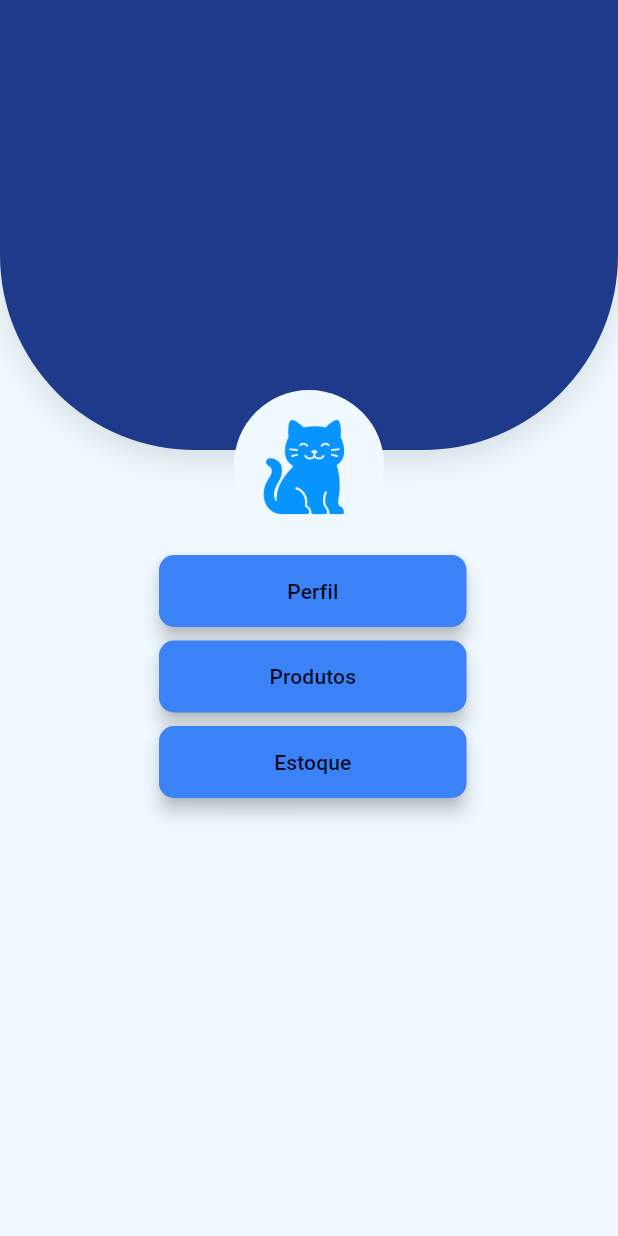
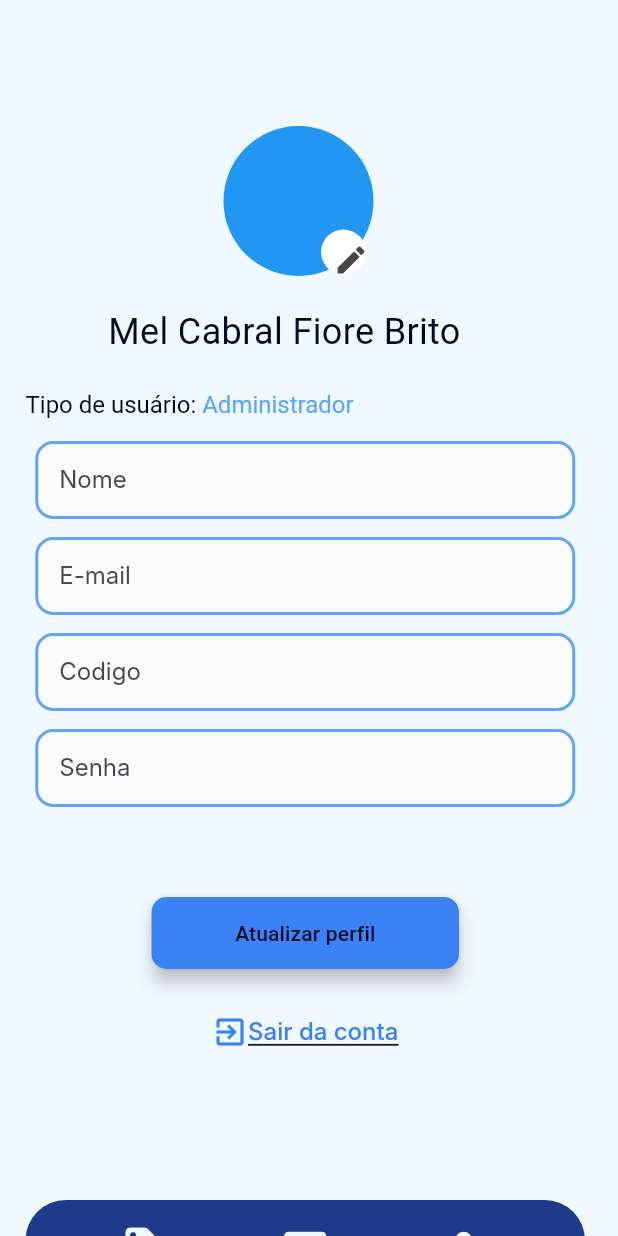
Before and after one commit to CaioLCM/petshop-mobile, a Flutter app: the HomePage screen opened directly, after a tap on "Perfil", on a phone screen of 412 x 824 dp. Run offline on Flutter 3.47's test engine with Material 3 defaults, Android fonts, the phone set to English and light mode, and no system bars; Roboto replaces fonts that are missing (Inter).

Commit message:
Criei a página de perfil e a seção de navegação

```diff
--- /dev/null
+++ b/lib/core/widgets/navigator_menu.dart
@@ -0,0 +1,28 @@
+import 'package:flutter/material.dart';
+
+class NavigatorMenu extends StatelessWidget {
+  const NavigatorMenu({super.key});
+
+  @override
+  Widget build(BuildContext context) {
+    return Container(
+      margin: EdgeInsets.only(top: 100),
+      decoration: BoxDecoration(
+        borderRadius: BorderRadius.circular(27),
+        color: Color(0xFF1E3A8A),
+      ),
+      width: 373,
+      height: 64,
+      child: Row(
+        mainAxisAlignment: MainAxisAlignment.spaceEvenly,
+        children: [
+          IconButton(onPressed: (){
+            //Navigator.of(context).pushReplacement(MaterialPageRoute(builder: (_) => ))
+          }, icon: Icon(Icons.local_offer, color: Color(0xFFF0F9FF), size: 33.62)),
+          IconButton(onPressed: (){}, icon: Icon(Icons.credit_card, color: Color(0xFFF0F9FF), size: 33.62)),
+          IconButton(onPressed: (){}, icon: Icon(Icons.person, color: Color(0xFFF0F9FF), size: 33.62))
+        ],
+      ),
+    );
+  }
+}
--- a/lib/features/home/presentation/pages/home_page.dart
+++ b/lib/features/home/presentation/pages/home_page.dart
@@ -1,13 +1,9 @@
 import 'package:flutter/material.dart';
+import 'package:petshop_mobile/features/perfil/presentation/pages/perfil_page.dart';
 
-class HomePage extends StatefulWidget {
+class HomePage extends StatelessWidget {
   const HomePage({super.key});
 
-  @override
-  State<HomePage> createState() => _HomePageState();
-}
-
-class _HomePageState extends State<HomePage> {
   @override
   Widget build(BuildContext context) {
     return Scaffold(
@@ -59,7 +55,7 @@ class _HomePageState extends State<HomePage> {
             child: ElevatedButton(
               onPressed: () {
                 Navigator.of(context).pushReplacement(
-                  MaterialPageRoute(builder: (_) => HomePage()),
+                  MaterialPageRoute(builder: (_) => PerfilPage()),
                 );
               },
               style: ElevatedButton.styleFrom(
--- /dev/null
+++ b/lib/features/perfil/presentation/pages/perfil_page.dart
@@ -0,0 +1,272 @@
+import 'package:flutter/material.dart';
+import 'package:petshop_mobile/core/widgets/navigator_menu.dart';
+
+class PerfilPage extends StatefulWidget {
+  const PerfilPage({super.key});
+
+  @override
+  State<PerfilPage> createState() => _PerfilPageState();
+}
+
+class _PerfilPageState extends State<PerfilPage> {
+  @override
+  Widget build(BuildContext context) {
+    return Scaffold(
+      backgroundColor: Color(0xFFF0F9FF),
+      body: Stack(
+        children: [
+          Positioned(
+            top: 84,
+            left: 149,
+            child: Container(
+              width: 100,
+              height: 100,
+              decoration: BoxDecoration(
+                color: Colors.blue,
+                shape: BoxShape.circle,
+              ),
+            ),
+          ),
+          Positioned(
+            top: 153,
+            left: 214,
+            child: Container(
+              width: 30,
+              height: 30,
+              decoration: BoxDecoration(
+                color: Colors.white,
+                shape: BoxShape.circle,
+              ),
+              child: IconButton(
+                onPressed: () {},
+                icon: Icon(Icons.edit),
+                alignment: Alignment.center,
+              ),
+            ),
+          ),
+          Positioned(
+            top: 204,
+            left: 72,
+            child: Text(
+              "Mel Cabral Fiore Brito",
+              style: TextStyle(color: Color(0xFF020A22), fontSize: 24),
+            ),
+          ),
+          Positioned(
+            top: 260,
+            left: 17,
+            child: RichText(
+              text: TextSpan(
+                children: [
+                  TextSpan(
+                    text: "Tipo de usuário: ",
+                    style: TextStyle(color: Color(0xFF020A22), fontSize: 16),
+                  ),
+                  TextSpan(
+                    text: "Administrador",
+                    style: TextStyle(color: Color(0xFF60A5FA), fontSize: 16),
+                  ),
+                ],
+              ),
+            ),
+          ),
+          Positioned(
+            top: 294,
+            left: 17,
+            child: Column(
+              children: [
+                SizedBox(
+                  height: 52,
+                  width: 360,
+                  child: TextField(
+                    decoration: InputDecoration(
+                      filled: true,
+                      fillColor: Color(0xFFFCFCFC),
+                      hintText: "Nome",
+                      enabledBorder: OutlineInputBorder(
+                        borderSide: BorderSide(
+                          width: 2,
+                          color: Color(0xFF60A5FA),
+                        ), // borda azul quando não focado
+                        borderRadius: BorderRadius.circular(12),
+                      ),
+                      border: OutlineInputBorder(
+                        borderSide: BorderSide(width: 2),
+                        borderRadius: BorderRadius.circular(12),
+                      ),
+
+                      focusedBorder: OutlineInputBorder(
+                        borderSide: BorderSide(
+                          width: 2,
+                          color: Color(0xFF3B82F6),
+                        ), // borda azul escuro quando focado
+                        borderRadius: BorderRadius.circular(12),
+                      ),
+                    ),
+                    style: TextStyle(
+                      fontFamily: "Inter",
+                      fontWeight: FontWeight.w400,
+                      fontSize: 16,
+                      letterSpacing: 0,
+                    ),
+                  ),
+                ),
+                Container(
+                  margin: EdgeInsets.fromLTRB(0, 12, 0, 0),
+                  height: 52,
+                  width: 360,
+                  child: TextField(
+                    decoration: InputDecoration(
+                      filled: true,
+                      fillColor: Color(0xFFFCFCFC),
+                      hintText: "E-mail",
+                      enabledBorder: OutlineInputBorder(
+                        borderSide: BorderSide(
+                          width: 2,
+                          color: Color(0xFF60A5FA),
+                        ), // borda azul quando não focado
+                        borderRadius: BorderRadius.circular(12),
+                      ),
+                      border: OutlineInputBorder(
+                        borderSide: BorderSide(width: 2),
+                        borderRadius: BorderRadius.circular(12),
+                      ),
+
+                      focusedBorder: OutlineInputBorder(
+                        borderSide: BorderSide(
+                          width: 2,
+                          color: Color(0xFF3B82F6),
+                        ), // borda azul escuro quando focado
+                        borderRadius: BorderRadius.circular(12),
+                      ),
+                    ),
+                    style: TextStyle(
+                      fontFamily: "Inter",
+                      fontWeight: FontWeight.w400,
+                      fontSize: 16,
+                      letterSpacing: 0,
+                    ),
+                  ),
+                ),
+                Container(
+                  margin: EdgeInsets.fromLTRB(0, 12, 0, 0),
+                  height: 52,
+                  width: 360,
+                  child: TextField(
+                    decoration: InputDecoration(
+                      filled: true,
+                      fillColor: Color(0xFFFCFCFC),
+                      hintText: "Codigo",
+                      enabledBorder: OutlineInputBorder(
+                        borderSide: BorderSide(
+                          width: 2,
+                          color: Color(0xFF60A5FA),
+                        ), // borda azul quando não focado
+                        borderRadius: BorderRadius.circular(12),
+                      ),
+                      border: OutlineInputBorder(
+                        borderSide: BorderSide(width: 2),
+                        borderRadius: BorderRadius.circular(12),
+                      ),
+
+                      focusedBorder: OutlineInputBorder(
+                        borderSide: BorderSide(
+                          width: 2,
+                          color: Color(0xFF3B82F6),
+                        ), // borda azul escuro quando focado
+                        borderRadius: BorderRadius.circular(12),
+                      ),
+                    ),
+                    style: TextStyle(
+                      fontFamily: "Inter",
+                      fontWeight: FontWeight.w400,
+                      fontSize: 16,
+                      letterSpacing: 0,
+                    ),
+                  ),
+                ),
+                Container(
+                  margin: EdgeInsets.fromLTRB(0, 12, 0, 0),
+                  height: 52,
+                  width: 360,
+                  child: TextField(
+                    decoration: InputDecoration(
+                      filled: true,
+                      fillColor: Color(0xFFFCFCFC),
+                      hintText: "Senha",
+                      enabledBorder: OutlineInputBorder(
+                        borderSide: BorderSide(
+                          width: 2,
+                          color: Color(0xFF60A5FA),
+                        ), // borda azul quando não focado
+                        borderRadius: BorderRadius.circular(12),
+                      ),
+                      border: OutlineInputBorder(
+                        borderSide: BorderSide(width: 2),
+                        borderRadius: BorderRadius.circular(12),
+                      ),
+
+                      focusedBorder: OutlineInputBorder(
+                        borderSide: BorderSide(
+                          width: 2,
+                          color: Color(0xFF3B82F6),
+                        ), // borda azul escuro quando focado
+                        borderRadius: BorderRadius.circular(12),
+                      ),
+                    ),
+                    style: TextStyle(
+                      fontFamily: "Inter",
+                      fontWeight: FontWeight.w400,
+                      fontSize: 16,
+                      letterSpacing: 0,
+                    ),
+                  ),
+                ),
+                Container(
+                  margin: EdgeInsets.fromLTRB(0, 60, 0, 0),
+                  child: ElevatedButton(
+                    onPressed: () {
+                      Navigator.of(context).pushReplacement(
+                        MaterialPageRoute(builder: (_) => PerfilPage()),
+                      );
+                    },
+                    style: ElevatedButton.styleFrom(
+                      minimumSize: Size(205, 48),
+                      foregroundColor: Color(0xFF020A22),
+                      backgroundColor: Color(0xFF3B82F6),
+                      shape: RoundedRectangleBorder(
+                        borderRadius: BorderRadius.circular(10),
+                      ),
+                      elevation: 5,
+                    ),
+                    child: Text("Atualizar perfil"),
+                  ),
+                ),
+                Container(
+                  margin: EdgeInsets.fromLTRB(0, 30, 0, 0),
+                  child: Row(
+                    children: [
+                      Icon(Icons.exit_to_app, color: Color(0xFF3B82F6),),
+                      Text(
+                        "Sair da conta",
+                        style: TextStyle(
+                          decoration: TextDecoration.underline,
+                          fontFamily: "Inter",
+                          fontWeight: FontWeight.w500,
+                          fontSize: 16,
+                          letterSpacing: 0,
+                          color: Color(0xFF3B82F6),
+                        ),
+                      ),
+                    ],
+                  ),
+                ),
+                NavigatorMenu()
+              ],
+            ),
+          ),
+        ],
+      ),
+    );
+  }
+}
```
